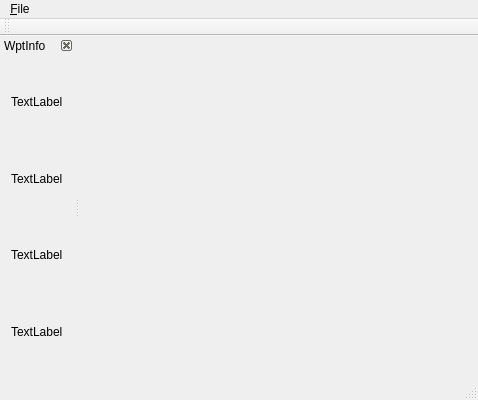
This is src/mainwindow.ui in andreadecorte/geoviodi as Qt 5 draws it before an edit. The edited form follows.
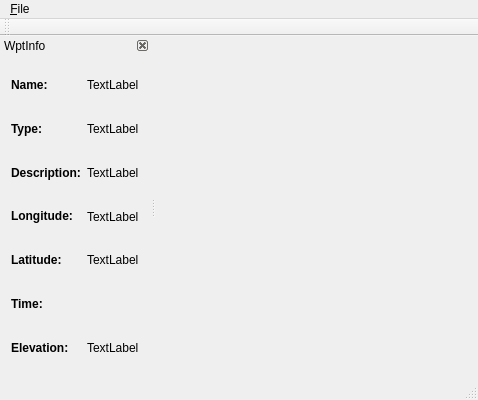
This is the edited form.

Commit message: improved waypoint properties dock

Diff of the .ui file:
```diff
--- a/src/mainwindow.ui
+++ b/src/mainwindow.ui
@@ -64,6 +64,18 @@
    <property name="enabled">
     <bool>true</bool>
    </property>
+   <property name="sizePolicy">
+    <sizepolicy hsizetype="Preferred" vsizetype="Preferred">
+     <horstretch>0</horstretch>
+     <verstretch>0</verstretch>
+    </sizepolicy>
+   </property>
+   <property name="maximumSize">
+    <size>
+     <width>524287</width>
+     <height>524287</height>
+    </size>
+   </property>
    <property name="floating">
     <bool>false</bool>
    </property>
@@ -77,35 +89,131 @@
     <number>1</number>
    </attribute>
    <widget class="QWidget" name="dockWidgetContents">
-    <layout class="QVBoxLayout" name="verticalLayout_2">
-     <item>
+    <layout class="QGridLayout" name="dockLayout">
+     <item row="0" column="1">
       <widget class="QLabel" name="lbl_Name">
        <property name="text">
         <string>TextLabel</string>
        </property>
+       <property name="wordWrap">
+        <bool>true</bool>
+       </property>
       </widget>
      </item>
-     <item>
+     <item row="1" column="1">
       <widget class="QLabel" name="lbl_Type">
        <property name="text">
         <string>TextLabel</string>
        </property>
+       <property name="wordWrap">
+        <bool>true</bool>
+       </property>
       </widget>
      </item>
-     <item>
+     <item row="3" column="1">
       <widget class="QLabel" name="lbl_X">
+       <property name="sizePolicy">
+        <sizepolicy hsizetype="MinimumExpanding" vsizetype="Preferred">
+         <horstretch>0</horstretch>
+         <verstretch>0</verstretch>
+        </sizepolicy>
+       </property>
+       <property name="maximumSize">
+        <size>
+         <width>300</width>
+         <height>16777215</height>
+        </size>
+       </property>
        <property name="text">
         <string>TextLabel</string>
        </property>
+       <property name="wordWrap">
+        <bool>true</bool>
+       </property>
       </widget>
      </item>
-     <item>
+     <item row="4" column="1">
       <widget class="QLabel" name="lbl_Y">
        <property name="text">
         <string>TextLabel</string>
        </property>
       </widget>
      </item>
+     <item row="0" column="0">
+      <widget class="QLabel" name="label">
+       <property name="text">
+        <string>&lt;b&gt;Name:&lt;/b&gt;</string>
+       </property>
+      </widget>
+     </item>
+     <item row="1" column="0">
+      <widget class="QLabel" name="label_2">
+       <property name="text">
+        <string>&lt;b&gt;Type:&lt;/b&gt;</string>
+       </property>
+      </widget>
+     </item>
+     <item row="3" column="0">
+      <widget class="QLabel" name="label_3">
+       <property name="text">
+        <string>&lt;b&gt;Longitude:&lt;/b&gt;</string>
+       </property>
+      </widget>
+     </item>
+     <item row="4" column="0">
+      <widget class="QLabel" name="label_4">
+       <property name="text">
+        <string>&lt;b&gt;Latitude:&lt;/b&gt;</string>
+       </property>
+      </widget>
+     </item>
+     <item row="5" column="0">
+      <widget class="QLabel" name="label_5">
+       <property name="text">
+        <string>&lt;b&gt;Time:&lt;/b&gt;</string>
+       </property>
+      </widget>
+     </item>
+     <item row="5" column="1">
+      <widget class="QLabel" name="lbl_Time"/>
+     </item>
+     <item row="6" column="0">
+      <widget class="QLabel" name="label_7">
+       <property name="text">
+        <string>&lt;b&gt;Elevation:&lt;/b&gt;</string>
+       </property>
+      </widget>
+     </item>
+     <item row="6" column="1">
+      <widget class="QLabel" name="lbl_Ele">
+       <property name="text">
+        <string>TextLabel</string>
+       </property>
+      </widget>
+     </item>
+     <item row="2" column="0">
+      <widget class="QLabel" name="label_6">
+       <property name="text">
+        <string>&lt;b&gt;Description:&lt;/b&gt;</string>
+       </property>
+      </widget>
+     </item>
+     <item row="2" column="1">
+      <widget class="QLabel" name="lbl_Desc">
+       <property name="maximumSize">
+        <size>
+         <width>16777215</width>
+         <height>16777215</height>
+        </size>
+       </property>
+       <property name="text">
+        <string>TextLabel</string>
+       </property>
+       <property name="wordWrap">
+        <bool>true</bool>
+       </property>
+      </widget>
+     </item>
     </layout>
    </widget>
   </widget>
```
The commit also changes 5 other files.
